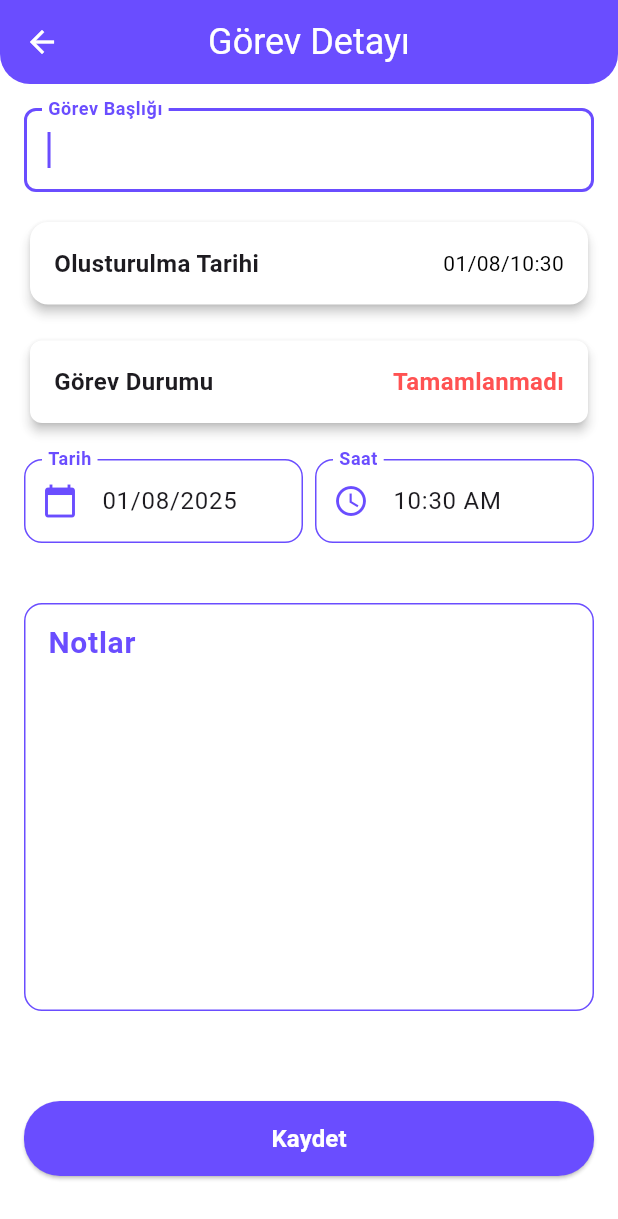
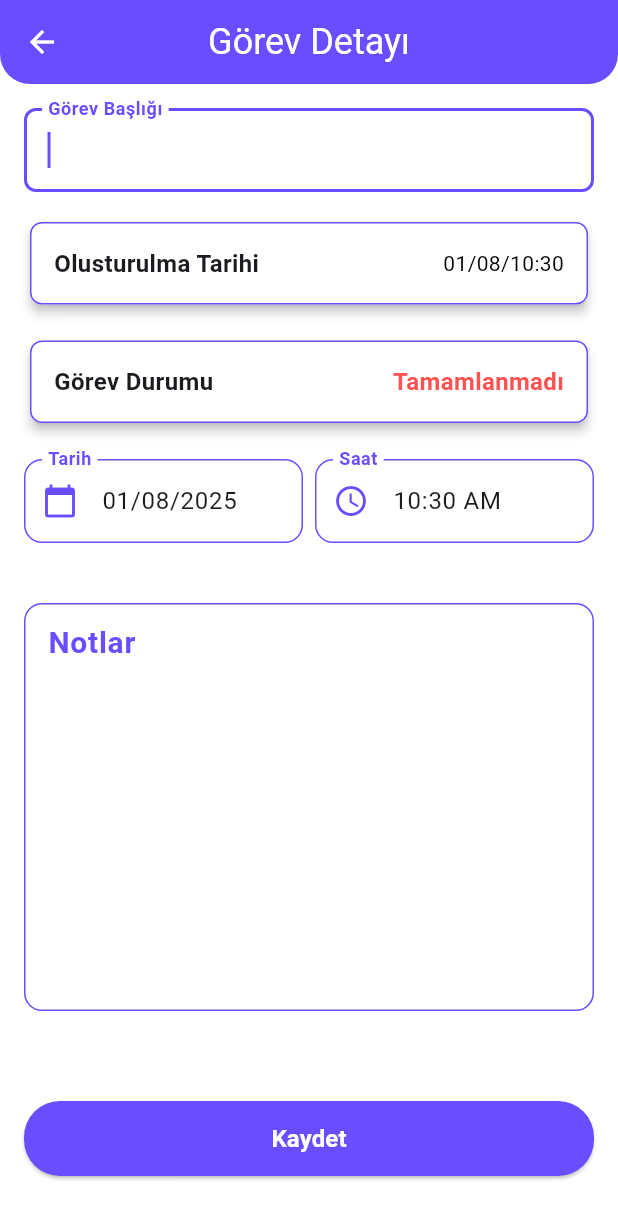
Before and after one commit to emirhnernsatr/To-Do-List, a Flutter app: the TaskDetailScreen screen opened directly with empty values, on a phone screen of 412 x 824 dp. Shown: the top 1219 px of the screen. Run offline on Flutter 3.47's test engine with Material 3 defaults, Android fonts, the phone set to English and light mode, and no system bars; our stand-ins replace cloud_firestore, firebase_auth, firebase_core, flutter_bloc, shared_preferences; accounts and stored records are empty.

Commit message:
taskdetailscreen = tasarımi duzenlendı

```diff
--- a/lib/screens/task_detail_screen.dart
+++ b/lib/screens/task_detail_screen.dart
@@ -30,6 +30,7 @@ class _TaskDetailScreenState extends State<TaskDetailScreen> {
     _selectedTime = widget.task.time;
   }
 
+  @override
   void dispose() {
     _titleController.dispose();
     _noteController.dispose();
@@ -115,85 +116,42 @@ class _TaskDetailScreenState extends State<TaskDetailScreen> {
 
             Row(
               children: [
-                Expanded(
-                  child: TextField(
-                    readOnly: true,
-                    onTap: _selectDate,
-                    controller: TextEditingController(
-                      text: _selectedDate != null
-                          ? '${_selectedDate!.day.toString().padLeft(2, '0')}/${_selectedDate!.month.toString().padLeft(2, '0')}/${_selectedDate!.year}'
-                          : '',
-                    ),
-                    decoration: InputDecoration(
-                      labelText: 'Tarih',
-                      labelStyle: TextStyle(
-                        color: isDark
-                            ? AppColors.white
-                            : AppColors.primaryColor,
-                        fontSize: 16,
-                        fontWeight: FontWeight.bold,
-                      ),
-                      prefixIcon: Icon(
-                        Icons.calendar_today,
-                        color: AppColors.primaryColor,
-                      ),
-                      enabledBorder: OutlineInputBorder(
-                        borderRadius: BorderRadius.circular(12),
-                        borderSide: BorderSide(color: AppColors.primaryColor),
-                      ),
-                      border: OutlineInputBorder(
-                        borderRadius: BorderRadius.circular(12),
-                      ),
-                      filled: true,
-                      fillColor: isDark
-                          ? AppColors.charlestonGreen
-                          : AppColors.white,
-                    ),
-                  ),
-                ),
+                Expanded(child: _dateTextfield(isDark)),
                 sizedBoxH(16),
                 sizedBoxW(8),
-                Expanded(
-                  child: TextFormField(
-                    readOnly: true,
-                    onTap: _selectTime,
-                    controller: TextEditingController(
-                      text: _selectedTime != null
-                          ? _selectedTime!.format(context)
-                          : '',
-                    ),
-                    decoration: InputDecoration(
-                      labelText: 'Saat',
-                      labelStyle: TextStyle(
-                        color: isDark
-                            ? AppColors.white
-                            : AppColors.primaryColor,
-                        fontSize: 16,
-                        fontWeight: FontWeight.bold,
-                      ),
-                      prefixIcon: Icon(
-                        Icons.access_time,
-                        color: AppColors.primaryColor,
-                      ),
-                      enabledBorder: OutlineInputBorder(
-                        borderRadius: BorderRadius.circular(12),
-                        borderSide: BorderSide(color: AppColors.primaryColor),
-                      ),
-                      border: OutlineInputBorder(
-                        borderRadius: BorderRadius.circular(12),
-                      ),
-                      filled: true,
-                      fillColor: isDark
-                          ? AppColors.charlestonGreen
-                          : AppColors.white,
-                    ),
-                  ),
-                ),
+                Expanded(child: _timeTextfield(context, isDark)),
               ],
             ),
             sizedBoxH(40),
 
-            TextFormField(
+            _noteTextfield(isDark),
+
+            sizedBoxH(60),
+
+            SizedBox(
+              width: double.infinity,
+              height: 50,
+              child: _saveElevatedButtton(),
+            ),
+          ],
+        ),
+      ),
+    );
+  }
+
+  ElevatedButton _saveElevatedButtton() {
+    return ElevatedButton(
+      onPressed: _saveChange,
+      style: ElevatedButton.styleFrom(
+        backgroundColor: AppColors.primaryColor,
+        shape: RoundedRectangleBorder(borderRadius: BorderRadius.circular(24)),
+      ),
+      child: AppText.SaveText,
+    );
+  }
+
+  TextFormField _noteTextfield(bool isDark) {
+    return TextFormField(
       controller: _noteController,
       maxLines: 10,
       decoration: InputDecoration(
@@ -215,33 +173,59 @@ class _TaskDetailScreenState extends State<TaskDetailScreen> {
         filled: true,
         fillColor: isDark ? AppColors.charlestonGreen : AppColors.white,
       ),
+    );
+  }
+
+  TextFormField _timeTextfield(BuildContext context, bool isDark) {
+    return TextFormField(
+      readOnly: true,
+      onTap: _selectTime,
+      controller: TextEditingController(
+        text: _selectedTime != null ? _selectedTime!.format(context) : '',
       ),
+      decoration: InputDecoration(
+        labelText: 'Saat',
+        labelStyle: TextStyle(
+          color: isDark ? AppColors.white : AppColors.primaryColor,
+          fontSize: 16,
+          fontWeight: FontWeight.bold,
+        ),
+        prefixIcon: Icon(Icons.access_time, color: AppColors.primaryColor),
+        enabledBorder: OutlineInputBorder(
+          borderRadius: BorderRadius.circular(12),
+          borderSide: BorderSide(color: AppColors.primaryColor),
+        ),
+        border: OutlineInputBorder(borderRadius: BorderRadius.circular(12)),
+        filled: true,
+        fillColor: isDark ? AppColors.charlestonGreen : AppColors.white,
+      ),
+    );
+  }
 
-            sizedBoxH(60),
-
-            SizedBox(
-              width: double.infinity,
-              height: 50,
-              child: ElevatedButton(
-                onPressed: _saveChange,
-                style: ElevatedButton.styleFrom(
-                  backgroundColor: AppColors.primaryColor,
-                  shape: RoundedRectangleBorder(
-                    borderRadius: BorderRadius.circular(24),
+  TextField _dateTextfield(bool isDark) {
+    return TextField(
+      readOnly: true,
+      onTap: _selectDate,
+      controller: TextEditingController(
+        text: _selectedDate != null
+            ? '${_selectedDate!.day.toString().padLeft(2, '0')}/${_selectedDate!.month.toString().padLeft(2, '0')}/${_selectedDate!.year}'
+            : '',
       ),
+      decoration: InputDecoration(
+        labelText: 'Tarih',
+        labelStyle: TextStyle(
+          color: isDark ? AppColors.white : AppColors.primaryColor,
+          fontSize: 16,
+          fontWeight: FontWeight.bold,
         ),
-                child: const Text(
-                  'Kaydet',
-                  style: TextStyle(
-                    color: AppColors.white,
-                    fontWeight: FontWeight.bold,
-                    fontSize: 16,
+        prefixIcon: Icon(Icons.calendar_today, color: AppColors.primaryColor),
+        enabledBorder: OutlineInputBorder(
+          borderRadius: BorderRadius.circular(12),
+          borderSide: BorderSide(color: AppColors.primaryColor),
         ),
-                ),
-              ),
-            ),
-          ],
-        ),
+        border: OutlineInputBorder(borderRadius: BorderRadius.circular(12)),
+        filled: true,
+        fillColor: isDark ? AppColors.charlestonGreen : AppColors.white,
       ),
     );
   }
@@ -252,6 +236,10 @@ class _TaskDetailScreenState extends State<TaskDetailScreen> {
         ? '${time.day.toString().padLeft(2, '0')}/${time.month.toString().padLeft(2, '0')}/${time.hour.toString().padLeft(2, '0')}:${time.minute.toString().padLeft(2, '0')}'
         : 'Tarih Bilgisi Yok';
     return Card(
+      shape: RoundedRectangleBorder(
+        borderRadius: BorderRadius.circular(8),
+        side: BorderSide(color: AppColors.primaryColor),
+      ),
       color: isDark ? AppColors.charlestonGreen : AppColors.white,
       elevation: 3,
       child: Padding(
@@ -259,10 +247,7 @@ class _TaskDetailScreenState extends State<TaskDetailScreen> {
         child: Row(
           mainAxisAlignment: MainAxisAlignment.spaceBetween,
           children: [
-            Text(
-              'Olusturulma Tarihi',
-              style: TextStyle(fontSize: 16, fontWeight: FontWeight.bold),
-            ),
+            AppText.CreationDate,
             Text(
               formattedDate,
               style: TextStyle(
@@ -278,10 +263,12 @@ class _TaskDetailScreenState extends State<TaskDetailScreen> {
 
   Widget _statusCard(bool isDark) {
     final bool isCompleted = widget.task.isCompleted;
-
     return Card(
       color: isDark ? AppColors.charlestonGreen : AppColors.white,
-      shape: RoundedRectangleBorder(borderRadius: BorderRadius.circular(8)),
+      shape: RoundedRectangleBorder(
+        borderRadius: BorderRadius.circular(8),
+        side: BorderSide(color: AppColors.primaryColor),
+      ),
       elevation: 3,
       child: Padding(
         padding: Paddings.all16,
--- a/lib/widgets/task_item.dart
+++ b/lib/widgets/task_item.dart
@@ -95,4 +95,18 @@ class AppText {
   );
 
   static Widget SendResetLinkText = Text('Sıfırlama Linki Gönder');
+
+  static Widget CreationDate = Text(
+    'Olusturulma Tarihi',
+    style: TextStyle(fontSize: 16, fontWeight: FontWeight.bold),
+  );
+
+  static Widget SaveText = Text(
+    'Kaydet',
+    style: TextStyle(
+      color: AppColors.white,
+      fontWeight: FontWeight.bold,
+      fontSize: 16,
+    ),
+  );
 }
```
Lines whose indentation alone changed are shown as unchanged.
